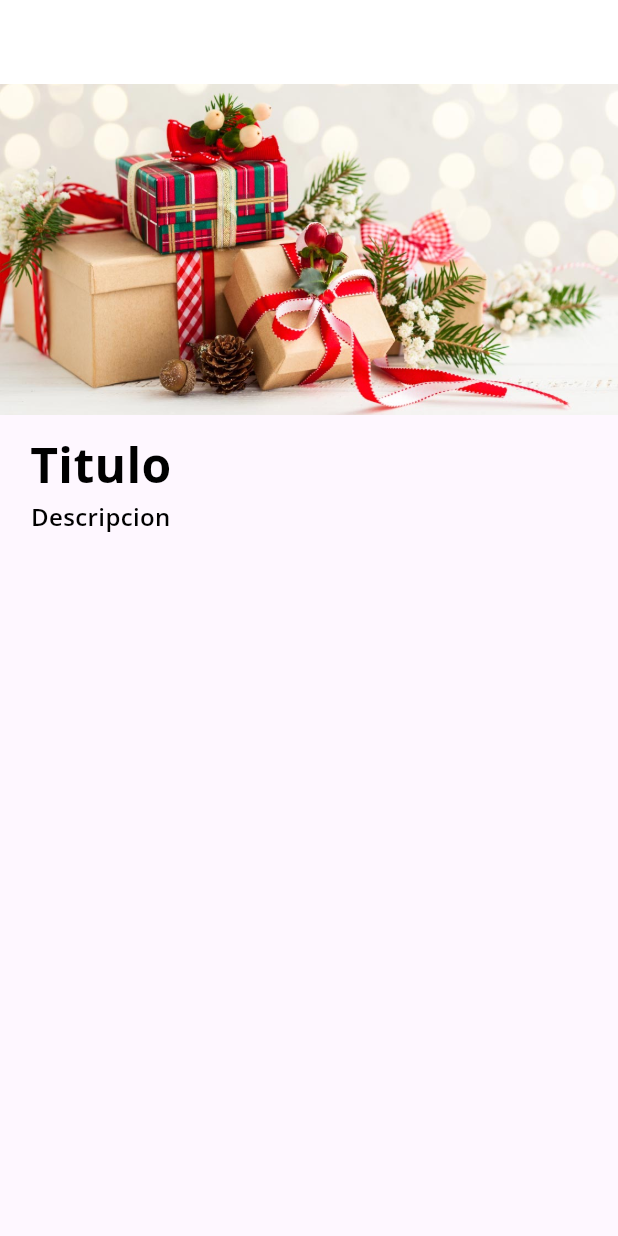
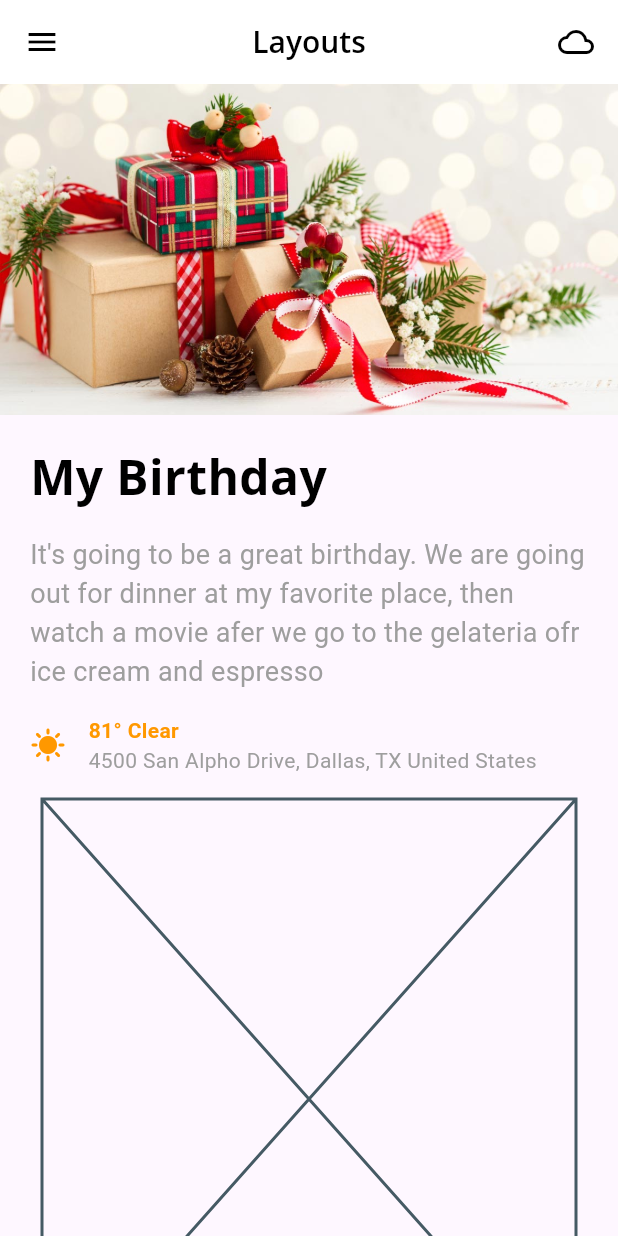
Before and after one commit to maquico/DesarrolloMovil, a Flutter app: the screen it shows after launch, on a phone screen of 412 x 824 dp. Run offline on Flutter 3.47's test engine with Material 3 defaults, Android fonts, the light colour scheme and no system bars; our stand-ins replace audioplayers, get, google_fonts.

Commit message:
Agregar seccion meteorologica
Se agrego el widget de seccion meteorologica y se añadieron cambios al layout

```diff
--- a/ids349_ejercicio_grupal/lib/main.dart
+++ b/ids349_ejercicio_grupal/lib/main.dart
@@ -1,9 +1,14 @@
 import 'package:flutter/material.dart';
 import 'diary_app_theme.dart';
+import 'meteo_section.dart';
 
 void main() => runApp(DiaryApp());
 
 class DiaryApp extends StatelessWidget {
+  final title = "My Birthday";
+  final text =
+      "It's going to be a great birthday. We are going out for dinner at my favorite place, then watch a movie afer we go to the gelateria ofr ice cream and espresso";
+
   @override
   Widget build(BuildContext context) {
     return MaterialApp(
@@ -11,7 +16,17 @@ class DiaryApp extends StatelessWidget {
         title: 'Diary App',
         theme: DiaryAppTheme.lightTheme(),
         home: Scaffold(
-        appBar: AppBar(),
+          appBar: AppBar(
+            title: Row(
+              children: [
+                Icon(Icons.menu),
+                Spacer(),
+                Text("Layouts"),
+                Spacer(),
+                Icon(Icons.cloud_outlined),
+              ],
+            ),
+          ),
           body: SingleChildScrollView(
             child: Column(
               crossAxisAlignment: CrossAxisAlignment.start,
@@ -19,17 +34,37 @@ class DiaryApp extends StatelessWidget {
                 Image.asset("assets/regalos.jpg"),
                 SafeArea(
                   child: Padding(
-                  padding: const EdgeInsets.only(left: 20.0, top: 10.0),
+                    padding: const EdgeInsets.only(
+                        left: 20.0, right: 20.0, top: 10.0, bottom: 10.0),
                     child: Column(
+                      crossAxisAlignment: CrossAxisAlignment.start,
                       children: [
-                      Text(
-                        "Titulo",
+                        Padding(
+                          padding: const EdgeInsets.only(top: 8.0, bottom: 8.0),
+                          child: Text(
+                            title,
                             style: DiaryAppTheme.lightTextTheme.displayLarge,
                           ),
-                      Text(
-                        "Descripcion",
-                        style: DiaryAppTheme.lightTextTheme.displaySmall,
                         ),
+                        Padding(
+                          padding: const EdgeInsets.only(top: 8.0, bottom: 8.0),
+                          child: Text(
+                            text,
+                            style: TextStyle(color: Colors.grey, fontSize: 18),
+                          ),
+                        ),
+                        Padding(
+                          padding: const EdgeInsets.only(top: 8.0, bottom: 8.0),
+                          child: MeteoSection(),
+                        ),
+                        Padding(
+                          padding: const EdgeInsets.all(8.0),
+                          child: Placeholder(),
+                        ),
+                        Padding(
+                          padding: const EdgeInsets.all(8.0),
+                          child: Placeholder(),
+                        )
                       ],
                     ),
                   ),
@@ -37,7 +72,6 @@ class DiaryApp extends StatelessWidget {
               ],
             ),
           ),
-      )
-    );
+        ));
   }
 }
--- /dev/null
+++ b/ids349_ejercicio_grupal/lib/meteo_section.dart
@@ -0,0 +1,48 @@
+//Sección hecha por Huan Hao Wu Wu 1104326 - 8/12/2023
+
+import 'package:flutter/material.dart';
+
+class MeteoSection extends StatelessWidget {
+  const MeteoSection({super.key});
+
+  @override
+  Widget build(BuildContext context) {
+    return Row(
+      children: [
+        Column(
+          children: [
+            Icon(
+              Icons.sunny,
+              color: Colors.orange,
+            )
+          ],
+        ),
+        SizedBox(
+          width: 15,
+        ),
+        Column(
+          crossAxisAlignment: CrossAxisAlignment.start,
+          children: [
+            Row(
+              children: [
+                Text(
+                  "81° Clear",
+                  style: TextStyle(
+                      color: Colors.orange, fontWeight: FontWeight.bold),
+                )
+              ],
+            ),
+            Row(
+              children: [
+                Text(
+                  "4500 San Alpho Drive, Dallas, TX United States",
+                  style: TextStyle(color: Colors.grey),
+                )
+              ],
+            ),
+          ],
+        )
+      ],
+    );
+  }
+}
```
Lines whose indentation alone changed are shown as unchanged.
